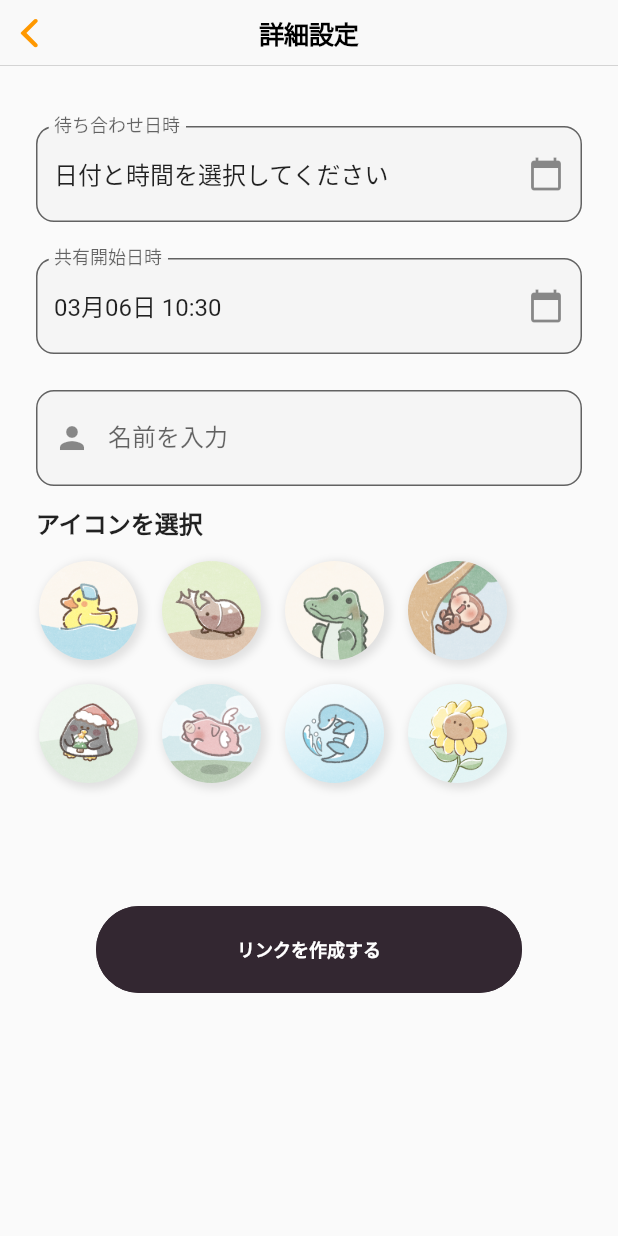
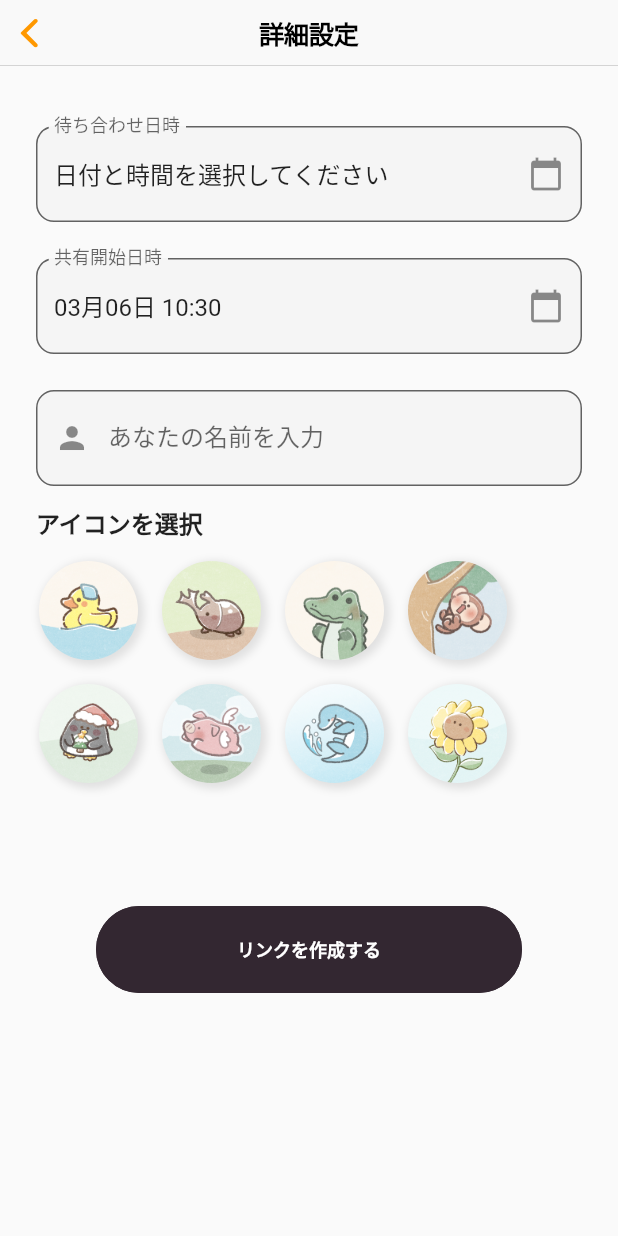
Before and after one commit to Al-Mikan/mesh-frontend, a Flutter app: the SetDetailsPage screen opened directly with empty values, on a phone screen of 412 x 824 dp. Run offline on Flutter 3.47's test engine with Material 3 defaults, Android fonts, the phone set to English and light mode, and no system bars; our stand-ins replace app_links, confetti, dio, fixnum, flutter_datetime_picker_plus, flutter_local_notifications and 6 more; missing offline and left inert: background_locator_2, google_maps_webservice, grpc, haptic_feedback, protobuf, pull_down_button and 1 more; accounts and stored records are empty.

Commit message:
あなたの

```diff
--- a/lib/set_details_page.dart
+++ b/lib/set_details_page.dart
@@ -244,7 +244,7 @@ class _SetDetailsAndNamePageState extends ConsumerState<SetDetailsPage> {
                       child: TextFormField(
                         controller: _nameController,
                         decoration: InputDecoration(
-                          labelText: '名前を入力',
+                          labelText: 'あなたの名前を入力',
                           hintText: '例: たかし',
                           prefixIcon: const Icon(Icons.person),
                           filled: true,
```
